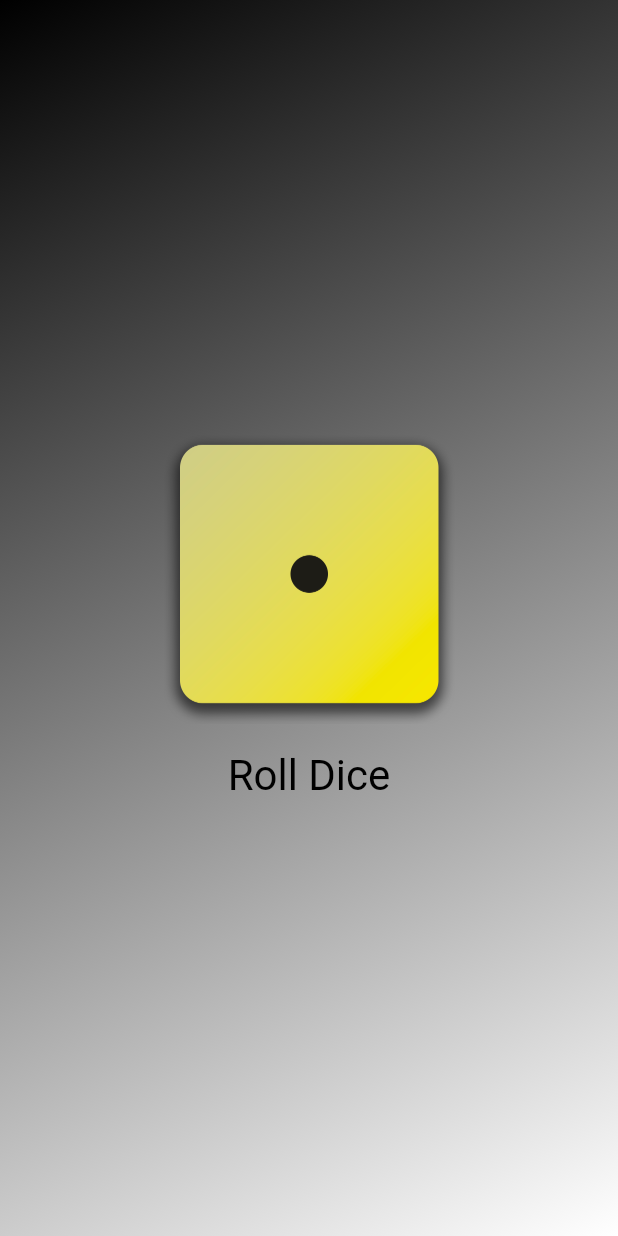
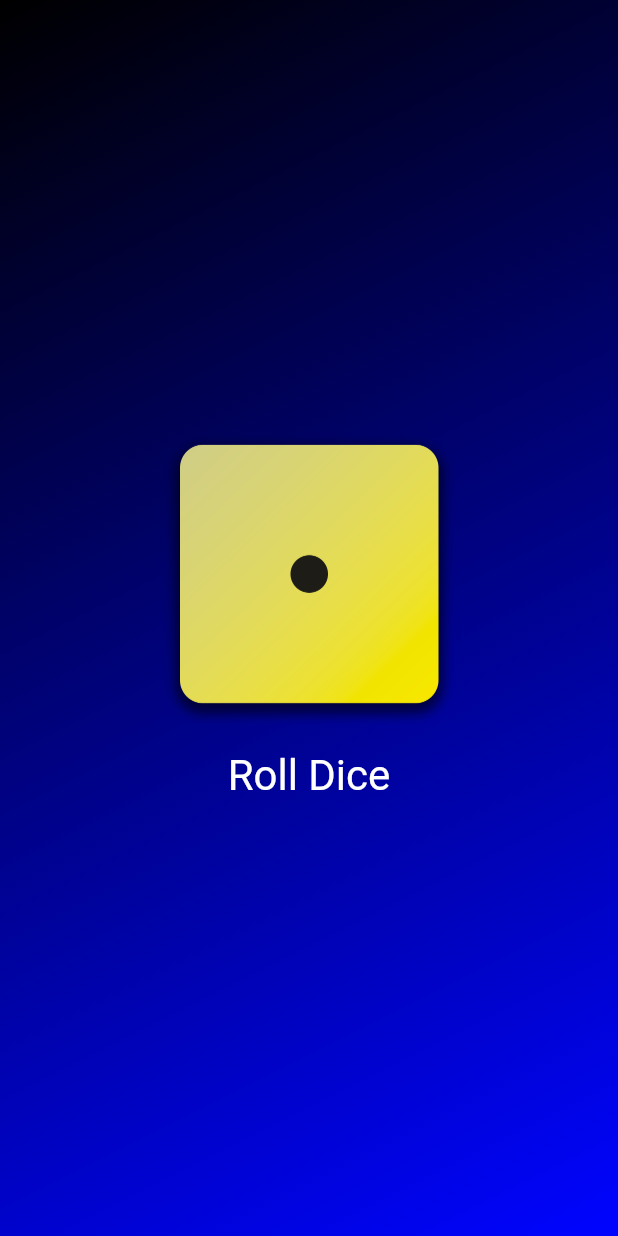
Before and after one commit to ayanabdullah20/roll-dice-app-flutter, a Flutter app: the screen it shows after launch, on a phone screen of 412 x 824 dp. Run offline on Flutter 3.47's test engine with Material 3 defaults, Android fonts, the phone set to English and light mode, and no system bars.

Commit message:
background updated

```diff
--- a/New folder/sads.txt
+++ /dev/null
@@ -1 +0,0 @@
-sadsad
--- a/lib/diceroller.dart
+++ b/lib/diceroller.dart
@@ -23,7 +23,7 @@ class _DicerollerState extends State<Diceroller>  {
             const SizedBox(height: 10,),
             TextButton(
               style: TextButton.styleFrom(
-                foregroundColor: Colors.black,
+                foregroundColor: const Color.fromARGB(255, 255, 255, 255),
                 textStyle: const TextStyle(fontSize: 28),
               ),
               onPressed: () {
```
Also changed, not shown: lib/main.dart (+6 -5 lines).
